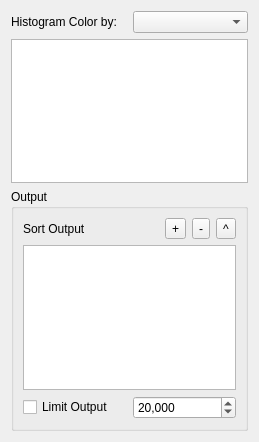
First picture: the form in ui/DatasetPanel.ui, repository nstander/DatView, before the edit.
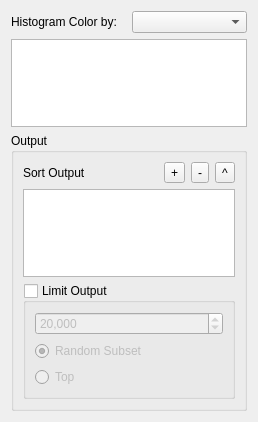
Second picture: the form after the edit.

Commit message: Added limit mode to GUI and command line to determine whether limited output is a random subset of size N or the first N patterns where N is the provided limit.

The edit to the form file:
```diff
--- a/ui/DatasetPanel.ui
+++ b/ui/DatasetPanel.ui
@@ -6,14 +6,14 @@
    <rect>
     <x>0</x>
     <y>0</y>
-    <width>259</width>
-    <height>442</height>
+    <width>258</width>
+    <height>422</height>
    </rect>
   </property>
   <property name="windowTitle">
    <string>Dataset Panel</string>
   </property>
-  <layout class="QVBoxLayout" name="verticalLayout_2">
+  <layout class="QVBoxLayout" name="verticalLayout_3">
    <item>
     <layout class="QHBoxLayout" name="horizontalLayout">
      <item>
@@ -36,7 +36,7 @@
      <property name="title">
       <string>Output</string>
      </property>
-     <layout class="QVBoxLayout" name="verticalLayout">
+     <layout class="QVBoxLayout" name="verticalLayout_2">
       <item>
        <layout class="QHBoxLayout" name="horizontalLayout_2">
         <item>
@@ -110,14 +110,17 @@
        <widget class="QListWidget" name="sortByListWidget"/>
       </item>
       <item>
-       <layout class="QHBoxLayout" name="horizontalLayout_3">
-        <item>
-         <widget class="QCheckBox" name="limitCheckBox">
-          <property name="text">
+       <widget class="QGroupBox" name="limitCheckBox">
+        <property name="title">
            <string>Limit Output</string>
           </property>
-         </widget>
-        </item>
+        <property name="checkable">
+         <bool>true</bool>
+        </property>
+        <property name="checked">
+         <bool>false</bool>
+        </property>
+        <layout class="QVBoxLayout" name="verticalLayout">
         <item>
          <widget class="QSpinBox" name="limitSpinBox">
           <property name="showGroupSeparator" stdset="0">
@@ -134,7 +137,25 @@
           </property>
          </widget>
         </item>
-       </layout>
+         <item>
+          <widget class="QRadioButton" name="limRandomButton">
+           <property name="text">
+            <string>Random Subset</string>
+           </property>
+           <property name="checked">
+            <bool>true</bool>
+           </property>
+          </widget>
+         </item>
+         <item>
+          <widget class="QRadioButton" name="limTopButton">
+           <property name="text">
+            <string>Top</string>
+           </property>
+          </widget>
+         </item>
+        </layout>
+       </widget>
       </item>
      </layout>
     </widget>
```
Lines whose indentation alone changed are shown as unchanged. The commit also changes 4 other files.
